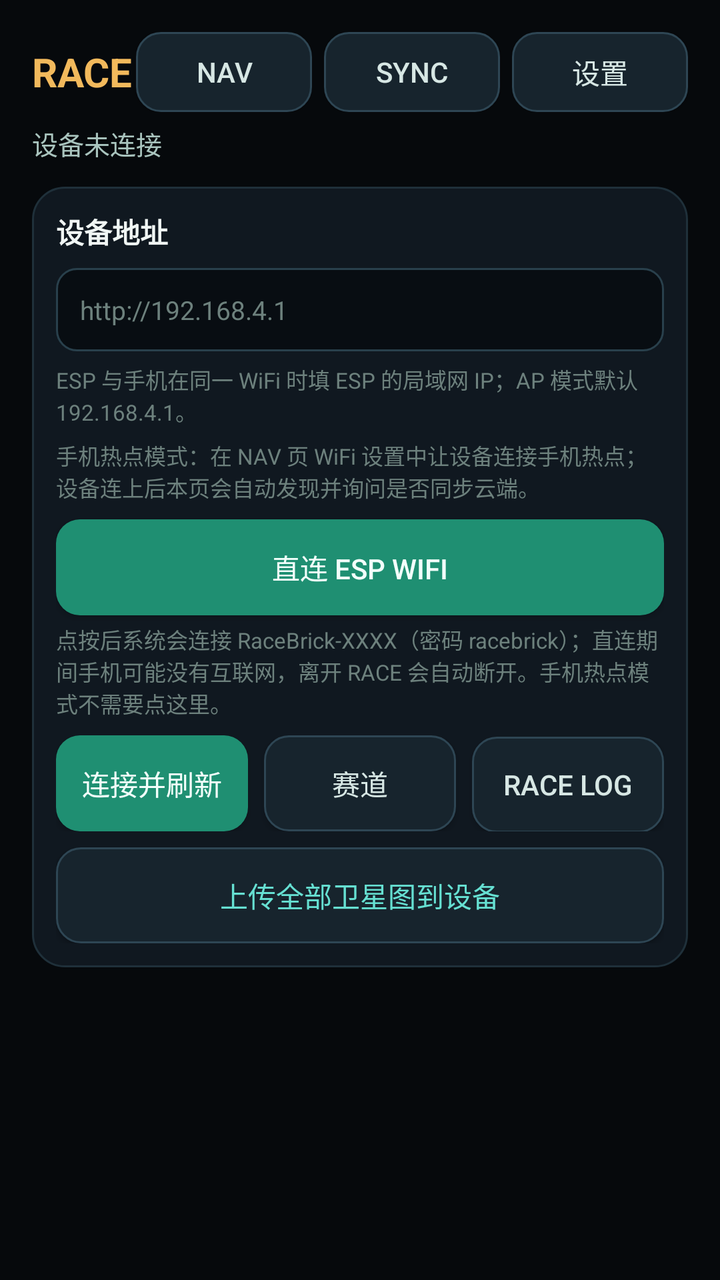
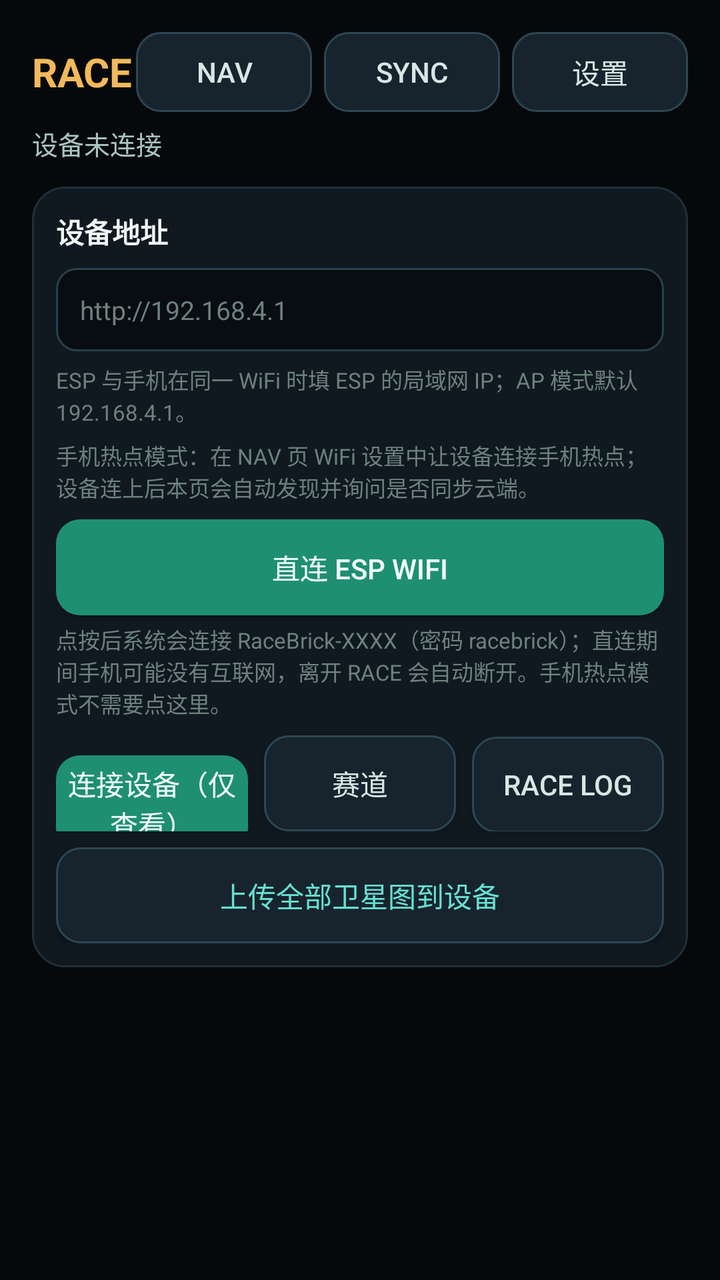

Compare the two renders of this Android layout. The source of the first and the diff that turns it into the second are given below.
<!-- AndroidManifest.xml: application theme Theme.NavBridge -->
<!-- res/layout/activity_race.xml -->
<?xml version="1.0" encoding="utf-8"?>
<ScrollView xmlns:android="http://schemas.android.com/apk/res/android"
    android:fitsSystemWindows="true"
    android:layout_width="match_parent"
    android:layout_height="match_parent"
    android:fillViewport="true"
    android:background="#06090C">

    <LinearLayout
        android:layout_width="match_parent"
        android:layout_height="wrap_content"
        android:orientation="vertical"
        android:padding="16dp"
        android:paddingTop="36dp">

        <LinearLayout
            android:layout_width="match_parent"
            android:layout_height="wrap_content"
            android:gravity="center_vertical"
            android:orientation="horizontal">

            <TextView
                android:layout_width="0dp"
                android:layout_height="wrap_content"
                android:layout_weight="1"
                android:text="RACE"
                android:textColor="#F2B95C"
                android:textSize="20sp"
                android:textStyle="bold" />

            <Button
                android:id="@+id/btnRaceNav"
                android:layout_width="wrap_content"
                android:layout_height="wrap_content"
                android:background="@drawable/btn_secondary"
                android:backgroundTint="@null"
                android:minHeight="40dp"
                android:text="NAV"
                android:textColor="#D7E7E4" />

            <Button
                android:id="@+id/btnRaceCloud"
                android:layout_width="wrap_content"
                android:layout_height="wrap_content"
                android:layout_marginStart="6dp"
                android:background="@drawable/btn_secondary"
                android:backgroundTint="@null"
                android:minHeight="40dp"
                android:text="SYNC"
                android:textColor="#D7E7E4" />

            <Button
                android:id="@+id/btnRaceSettings"
                android:layout_width="wrap_content"
                android:layout_height="wrap_content"
                android:layout_marginStart="6dp"
                android:background="@drawable/btn_secondary"
                android:backgroundTint="@null"
                android:minHeight="40dp"
                android:text="设置"
                android:textColor="#D7E7E4" />
        </LinearLayout>

        <TextView
            android:id="@+id/tvRaceStatus"
            android:layout_width="match_parent"
            android:layout_height="wrap_content"
            android:layout_marginTop="6dp"
            android:text="设备未连接"
            android:textColor="#A9C4BE"
            android:textSize="13sp" />

        <ProgressBar
            android:id="@+id/pbRaceLoad"
            style="?android:attr/progressBarStyleHorizontal"
            android:layout_width="match_parent"
            android:layout_height="wrap_content"
            android:layout_marginTop="6dp"
            android:max="100"
            android:progress="0"
            android:progressTint="#F2B95C"
            android:visibility="gone" />

        <LinearLayout
            android:layout_width="match_parent"
            android:layout_height="wrap_content"
            android:layout_marginTop="12dp"
            android:background="@drawable/bg_card"
            android:orientation="vertical"
            android:padding="12dp">

            <TextView
                android:layout_width="match_parent"
                android:layout_height="wrap_content"
                android:text="设备地址"
                android:textColor="#F0F6F4"
                android:textSize="14sp"
                android:textStyle="bold" />

            <EditText
                android:id="@+id/etRaceUrl"
                android:layout_width="match_parent"
                android:layout_height="wrap_content"
                android:layout_marginTop="8dp"
                android:background="@drawable/bg_input"
                android:hint="http://192.168.4.1"
                android:inputType="textUri"
                android:padding="12dp"
                android:textColor="#F0F6F4"
                android:textColorHint="#6D817D"
                android:textSize="13sp" />

            <TextView
                android:layout_width="match_parent"
                android:layout_height="wrap_content"
                android:layout_marginTop="6dp"
                android:text="ESP 与手机在同一 WiFi 时填 ESP 的局域网 IP；AP 模式默认 192.168.4.1。"
                android:textColor="#6D817D"
                android:textSize="11sp" />

            <TextView
                android:layout_width="match_parent"
                android:layout_height="wrap_content"
                android:layout_marginTop="6dp"
                android:text="手机热点模式：在 NAV 页 WiFi 设置中让设备连接手机热点；设备连上后本页会自动发现并询问是否同步云端。"
                android:textColor="#6D817D"
                android:textSize="11sp" />

            <Button
                android:id="@+id/btnRaceDirect"
                android:layout_width="match_parent"
                android:layout_height="wrap_content"
                android:layout_marginTop="8dp"
                android:background="@drawable/btn_primary"
                android:backgroundTint="@null"
                android:text="直连 ESP WiFi"
                android:textColor="#F2FFFB" />

            <TextView
                android:layout_width="match_parent"
                android:layout_height="wrap_content"
                android:layout_marginTop="4dp"
                android:text="点按后系统会连接 RaceBrick-XXXX（密码 racebrick）；直连期间手机可能没有互联网，离开 RACE 会自动断开。手机热点模式不需要点这里。"
                android:textColor="#6D817D"
                android:textSize="11sp" />

            <LinearLayout
                android:layout_width="match_parent"
                android:layout_height="wrap_content"
                android:layout_marginTop="8dp"
                android:orientation="horizontal">

                <Button
                    android:id="@+id/btnRaceLoad"
                    android:layout_width="0dp"
                    android:layout_height="wrap_content"
                    android:layout_weight="1"
                    android:background="@drawable/btn_primary"
                    android:backgroundTint="@null"
                    android:text="连接并刷新"
                    android:textColor="#F2FFFB" />

                <Button
                    android:id="@+id/btnRaceTracks"
                    android:layout_width="0dp"
                    android:layout_height="wrap_content"
                    android:layout_marginStart="8dp"
                    android:layout_weight="1"
                    android:background="@drawable/btn_secondary"
                    android:backgroundTint="@null"
                    android:text="赛道"
                    android:textColor="#D7E7E4" />

                <Button
                    android:id="@+id/btnRaceSessions"
                    android:layout_width="0dp"
                    android:layout_height="wrap_content"
                    android:layout_marginStart="8dp"
                    android:layout_weight="1"
                    android:background="@drawable/btn_secondary"
                    android:backgroundTint="@null"
                    android:text="Race Log"
                    android:textColor="#D7E7E4" />

                <Button
                    android:id="@+id/btnRaceLogs"
                    android:layout_width="0dp"
                    android:layout_height="wrap_content"
                    android:layout_marginStart="8dp"
                    android:layout_weight="1"
                    android:visibility="gone"
                    android:background="@drawable/btn_secondary"
                    android:backgroundTint="@null"
                    android:text="OLD LOG"
                    android:textColor="#D7E7E4" />
            </LinearLayout>

            <Button
                android:id="@+id/btnRaceSat"
                android:layout_width="match_parent"
                android:layout_height="wrap_content"
                android:layout_marginTop="8dp"
                android:background="@drawable/btn_secondary"
                android:backgroundTint="@null"
                android:text="上传全部卫星图到设备"
                android:textColor="#66E0D2" />
        </LinearLayout>

        <LinearLayout
            android:id="@+id/llRaceList"
            android:layout_width="match_parent"
            android:layout_height="wrap_content"
            android:layout_marginTop="12dp"
            android:orientation="vertical" />

    </LinearLayout>
</ScrollView>
<!-- resources referenced by this layout -->
<resources>
  <!-- drawable bg_card (drawable) -->
  <?xml version="1.0" encoding="utf-8"?>
  <shape xmlns:android="http://schemas.android.com/apk/res/android">
      <solid android:color="#101820" />
      <corners android:radius="16dp" />
      <stroke android:width="1dp" android:color="#1F303A" />
  </shape>
  <!-- drawable bg_input (drawable) -->
  <?xml version="1.0" encoding="utf-8"?>
  <shape xmlns:android="http://schemas.android.com/apk/res/android">
      <solid android:color="#080D12" />
      <corners android:radius="10dp" />
      <stroke android:width="1dp" android:color="#29404C" />
  </shape>
  <!-- drawable btn_primary (drawable) -->
  <?xml version="1.0" encoding="utf-8"?>
  <shape xmlns:android="http://schemas.android.com/apk/res/android">
      <solid android:color="#1F8F72" />
      <corners android:radius="12dp" />
  </shape>
  <!-- drawable btn_secondary (drawable) -->
  <?xml version="1.0" encoding="utf-8"?>
  <shape xmlns:android="http://schemas.android.com/apk/res/android">
      <solid android:color="#17242D" />
      <corners android:radius="12dp" />
      <stroke android:width="1dp" android:color="#2E4654" />
  </shape>
  <style name="Theme.NavBridge" parent="Theme.AppCompat.DayNight.NoActionBar">
          <item name="android:windowBackground">@android:color/black</item>
          <item name="android:statusBarColor">@android:color/black</item>
      </style>
</resources>

<!-- the commit's change to res/layout/activity_race.xml (unified diff, before → after) -->
@@ -157,7 +157,7 @@
                     android:layout_weight="1"
                     android:background="@drawable/btn_primary"
                     android:backgroundTint="@null"
-                    android:text="连接并刷新"
+                    android:text="连接设备（仅查看）"
                     android:textColor="#F2FFFB" />
 
                 <Button
